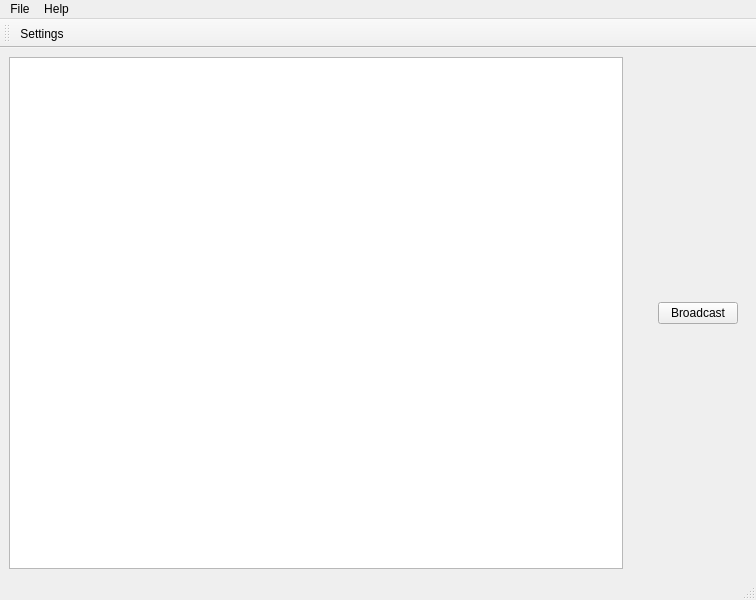
Old version of the form kconsole/ui/mainWindow.ui in the repository erinn/kconsole.
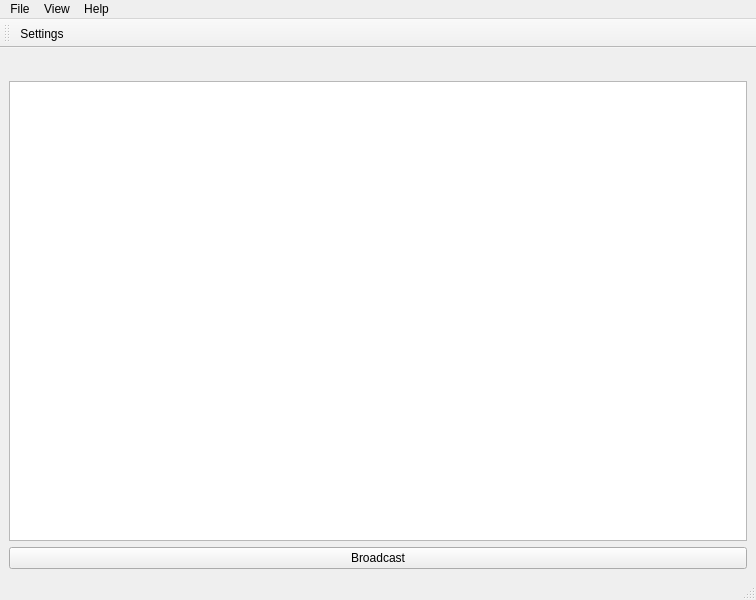
New version of the form. Icons and pictures are not drawn.

Diff of the .ui file:
```diff
--- a/kconsole/ui/mainWindow.ui
+++ b/kconsole/ui/mainWindow.ui
@@ -14,34 +14,20 @@
    <string>KConsole</string>
   </property>
   <widget class="QWidget" name="centralwidget">
-   <layout class="QHBoxLayout" name="horizontalLayout">
-    <item>
-     <widget class="QListView" name="listView"/>
-    </item>
-    <item>
-     <spacer name="verticalSpacer">
-      <property name="orientation">
-       <enum>Qt::Vertical</enum>
-      </property>
-      <property name="sizeHint" stdset="0">
-       <size>
-        <width>20</width>
-        <height>520</height>
-       </size>
-      </property>
-     </spacer>
-    </item>
+   <layout class="QVBoxLayout" name="verticalLayout_2">
     <item>
      <widget class="QWidget" name="widget" native="true">
-      <layout class="QVBoxLayout" name="verticalLayout">
-       <item>
-        <widget class="QPushButton" name="broadcastButton">
-         <property name="text">
-          <string>Broadcast</string>
-         </property>
-        </widget>
-       </item>
-      </layout>
+      <layout class="QVBoxLayout" name="verticalLayout"/>
+     </widget>
+    </item>
+    <item>
+     <widget class="QListView" name="listView"/>
+    </item>
+    <item>
+     <widget class="QPushButton" name="broadcastButton">
+      <property name="text">
+       <string>Broadcast</string>
+      </property>
      </widget>
     </item>
    </layout>
@@ -68,7 +54,14 @@
     </property>
     <addaction name="actionAbout"/>
    </widget>
+   <widget class="QMenu" name="menuView">
+    <property name="title">
+     <string>View</string>
+    </property>
+    <addaction name="actionToolbar"/>
+   </widget>
    <addaction name="menuFile"/>
+   <addaction name="menuView"/>
    <addaction name="menuHelp"/>
   </widget>
   <widget class="QStatusBar" name="statusbar"/>
```
Left out of the diff: 15 changed lines with no effect on the pictures.
